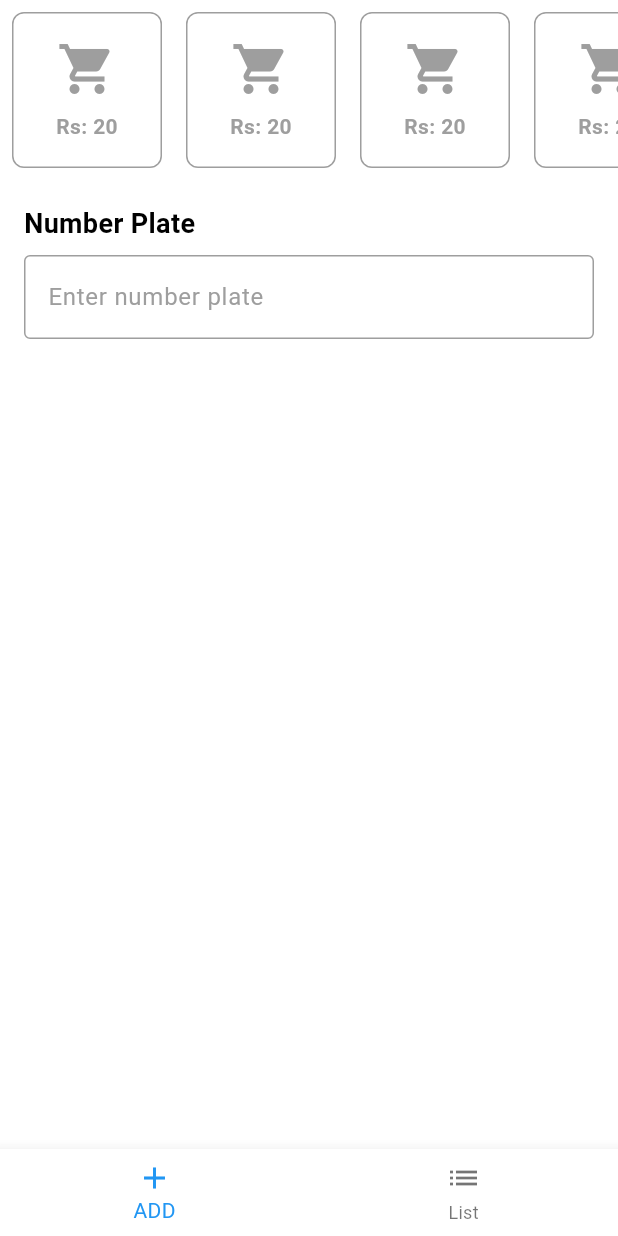
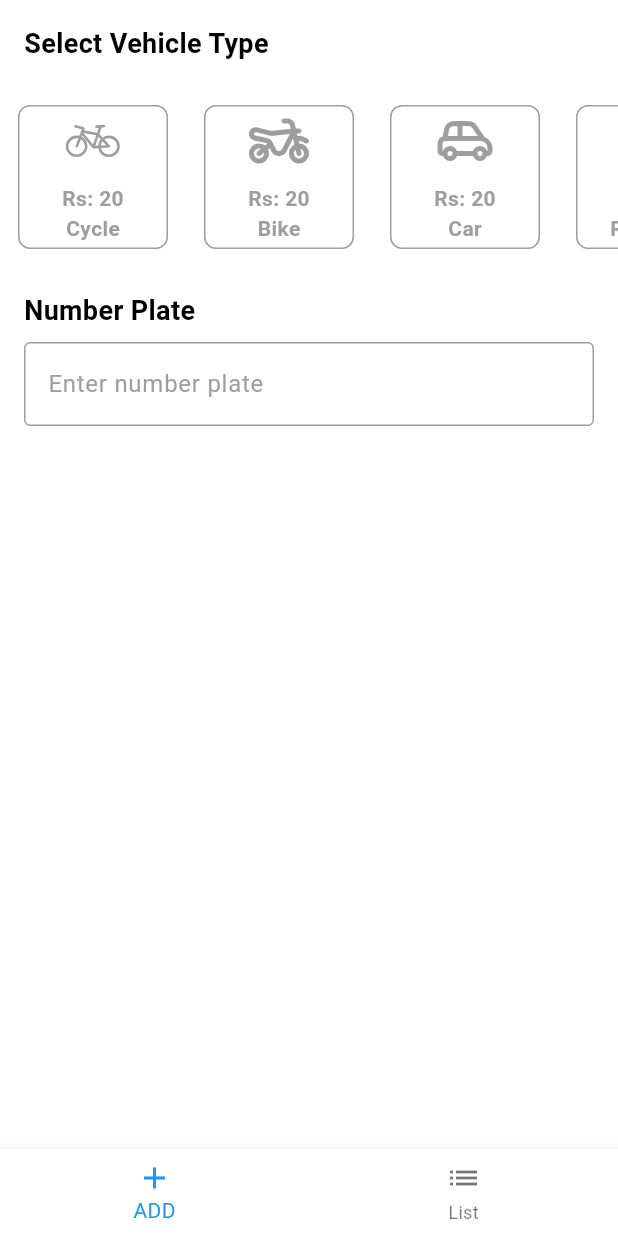
Before and after one commit to MuhammadAhmad338/parking, a Flutter app: the screen it shows after launch, on a phone screen of 412 x 824 dp. Run offline on Flutter 3.47's test engine with Material 3 defaults, Android fonts, the phone set to English and light mode, and no system bars; our stand-ins replace cloud_firestore, firebase_core, flutter_svg, gap, get; accounts and stored records are empty.

Commit message:
small design changes

```diff
--- a/lib/Screens/AddTicketScreen/View/addTicketScreen.dart
+++ b/lib/Screens/AddTicketScreen/View/addTicketScreen.dart
@@ -1,46 +1,99 @@
+import 'package:flutter/material.dart';
+import 'package:flutter_svg/flutter_svg.dart'; // Import the flutter_svg package
 import 'package:gap/gap.dart';
-import 'package:flutter/material.dart';
 import 'package:parking/Helper/colors.dart';
+
+// Define VehicleType model class
+class VehicleType {
+  final int id;
+  final String name;
+  final String image;
+  final String urduName;
+
+  VehicleType(
+      {required this.id,
+      required this.name,
+      required this.image,
+      required this.urduName});
+}
 
 class Addticketscreen extends StatelessWidget {
   const Addticketscreen({super.key});
 
   @override
   Widget build(BuildContext context) {
+    // Create a list of VehicleTypes
+    List<VehicleType> vehicleTypes = [
+      VehicleType(
+          id: 1,
+          name: 'Cycle',
+          urduName: 'سائیکل',
+          image: 'assets/images/cycle.svg'),
+      VehicleType(
+          id: 2,
+          name: 'Bike',
+          urduName: 'موٹر سائیکل',
+          image: 'assets/images/bike.svg'),
+      VehicleType(
+          id: 3, name: 'Car', urduName: 'گاڑی', image: 'assets/images/car.svg'),
+      VehicleType(
+          id: 4,
+          name: 'Rikshaw',
+          urduName: 'رکشہ',
+          image: 'assets/images/rickshaw.svg'),
+      VehicleType(
+          id: 5, name: 'Van', urduName: 'ون', image: 'assets/images/van.svg'),
+    ];
+
     return Scaffold(
       body: SafeArea(
         child: Column(
           crossAxisAlignment: CrossAxisAlignment.start,
           children: [
+            const Padding(
+              padding: EdgeInsets.all(16.0),
+              child: Text(
+                'Select Vehicle Type', // Title before the list
+                style: TextStyle(fontSize: 18, fontWeight: FontWeight.bold),
+              ),
+            ),
             SizedBox(
               height: 120,
               child: ListView.builder(
                 scrollDirection: Axis.horizontal,
-              itemCount: 5,
+                itemCount: vehicleTypes.length,
                 itemBuilder: (context, index) {
+                  final vehicle = vehicleTypes[index];
                   return Container(
                     width: 100,
-                  margin: const EdgeInsets.all(8),
+                    margin: const EdgeInsets.all(12),
                     decoration: BoxDecoration(
                       color: CColors.whiteColor,
                       borderRadius: BorderRadius.circular(8),
                       border: Border.all(
-                      color: CColors.greyColor, // Set the border color to gray
+                        color:
+                            CColors.greyColor, // Set the border color to gray
                         width: 1, // Border width
                       ),
                     ),
-                  child: const Column(
+                    child: Column(
                       mainAxisAlignment: MainAxisAlignment.center,
                       children: [
-                      Icon(
-                        Icons.shopping_cart,
-                        size: 40,
+                        SvgPicture.asset(
+                          vehicle.image, // Use SvgPicture to load SVG assets
+                          width: 40,
+                          height: 40,
                           color: Colors.grey,
                         ),
                         Gap(8),
                         Text(
-                        'Rs: 20',
-                        style: TextStyle(
+                          'Rs: 20', // Assuming a price for illustration
+                          style: const TextStyle(
+                              fontWeight: FontWeight.bold, color: Colors.grey),
+                        ),
+                        Text(
+                          vehicle.name, // Display the vehicle name
+                          style: const TextStyle(
                               fontWeight: FontWeight.bold, color: Colors.grey),
                         ),
                       ],
@@ -60,32 +113,30 @@ class Addticketscreen extends StatelessWidget {
                   ),
                   Gap(8),
                   TextField(
-                  cursorColor:
-                      CColors.blackColor, // Set the cursor color to black
+                    cursorColor: Colors.black, // Set cursor color to black
                     decoration: InputDecoration(
                       hintText: 'Enter number plate',
-                    hintStyle: TextStyle(
-                        color: CColors.greyColor), // Placeholder in gray
+                      hintStyle:
+                          TextStyle(color: Colors.grey), // Placeholder in gray
                       border: OutlineInputBorder(
                         borderSide: BorderSide(
-                        color: CColors.greyColor, // Default border color
+                          color: Colors.grey, // Default border color
                         ),
                       ),
                       enabledBorder: OutlineInputBorder(
                         borderSide: BorderSide(
-                        color: CColors.greyColor, // Border when not focused
+                          color: Colors.grey, // Border when not focused
                         ),
                       ),
                       focusedBorder: OutlineInputBorder(
                         borderSide: BorderSide(
-                        color:
-                            CColors.blackColor, // Border when focused (active)
+                          color: Colors.black, // Border when focused (active)
                           width: 2.0,
                         ),
                       ),
                     ),
                     style: TextStyle(
-                    color: CColors.blackColor, // Text color when typing
+                      color: Colors.black, // Text color when typing
                     ),
                   ),
                 ],
@@ -93,6 +144,7 @@ class Addticketscreen extends StatelessWidget {
             ),
           ],
         ),
-    ));
+      ),
+    );
   }
 }
--- a/pubspec.yaml
+++ b/pubspec.yaml
@@ -40,6 +40,7 @@ dependencies:
   get: ^4.6.6
   intl: ^0.19.0
   gap: ^3.0.1
+  flutter_svg: ^2.0.10+1
 
 dev_dependencies:
   flutter_test:
```
Also changed, not shown: assets/images/bike.svg (renamed from assets/images/motorbike-svgrepo-com.svg), assets/images/car.svg (renamed from assets/images/car-side-svgrepo-com.svg), assets/images/cycle.svg (renamed from assets/images/bicycle-svgrepo-com.svg), assets/images/rickshaw.svg (renamed from assets/images/tuk-tuk-rickshaw-svgrepo-com.svg), assets/images/van.svg (renamed from assets/images/van-logistic-svgrepo-com.svg), pubspec.lock. Lines whose indentation alone changed are shown as unchanged.
